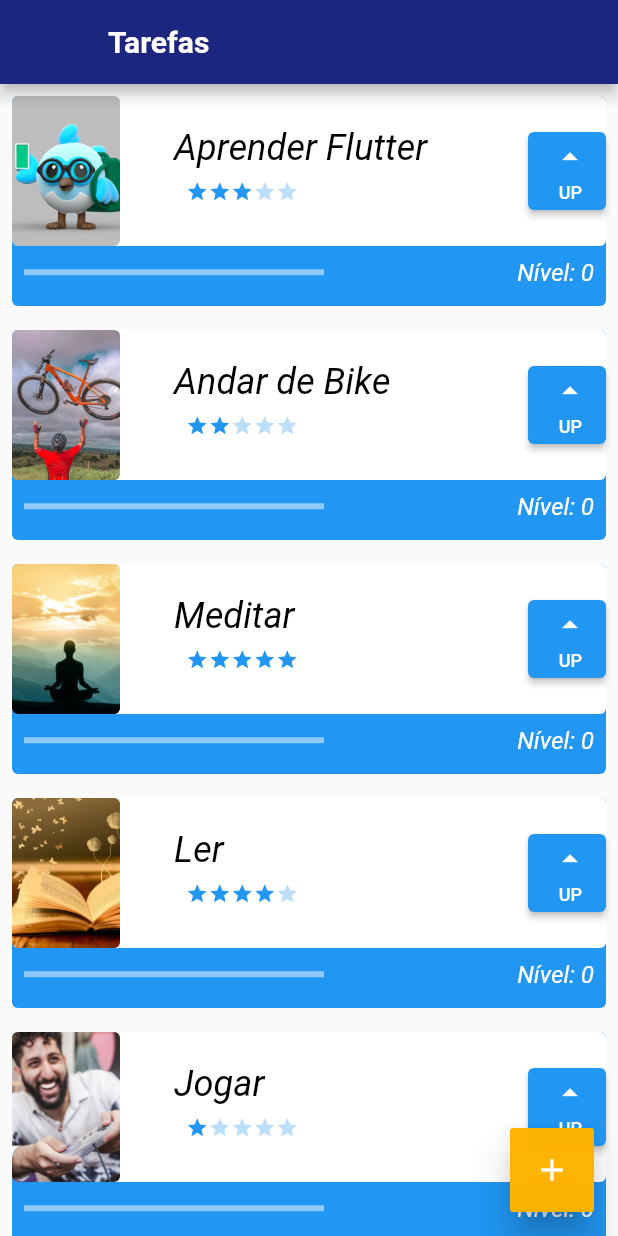
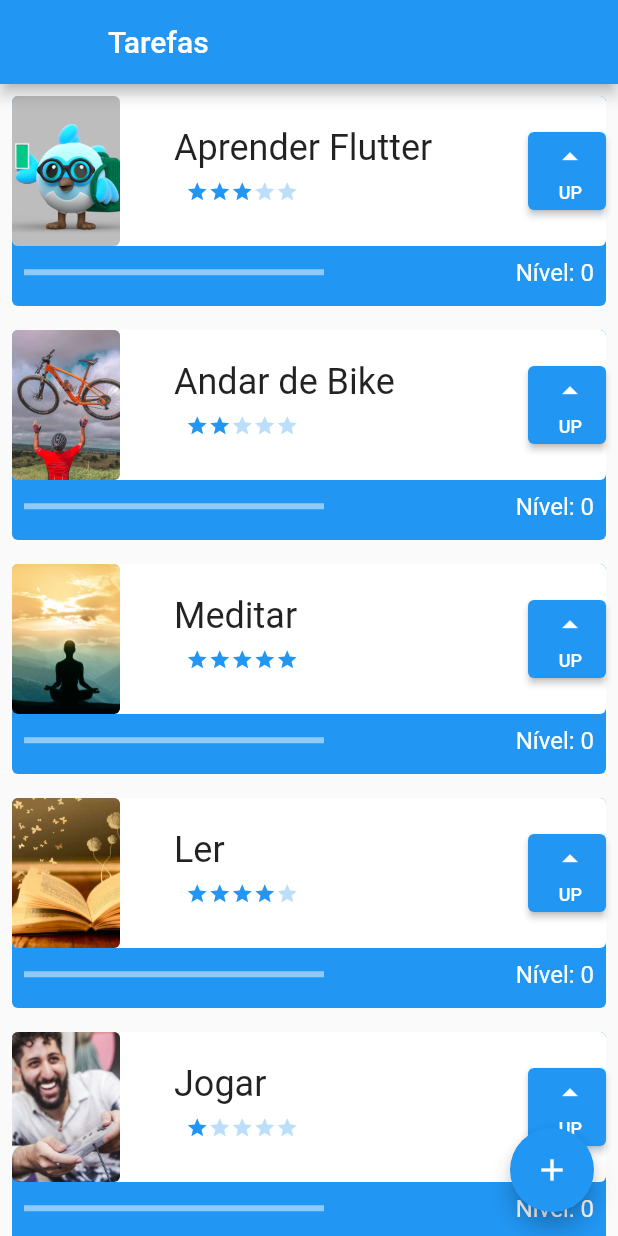
Before and after one commit to harrisonpinchieri/projetoandroid, a Flutter app: the screen it shows after launch, on a phone screen of 412 x 824 dp. Run offline on Flutter 3.47's test engine with Material 2 defaults, Android fonts, the phone set to English and light mode, and no system bars.

Commit message:
themeDataComentado

```diff
--- a/lib/main.dart
+++ b/lib/main.dart
@@ -17,35 +17,35 @@ class MyApp extends StatelessWidget {
   Widget build(BuildContext context) {
     return MaterialApp(
       title: 'Flutter Demo',
-      theme: ThemeData(
-        appBarTheme: const AppBarTheme(
-          backgroundColor: Color.fromARGB(250, 26, 35, 126),
-          titleTextStyle: TextStyle(
-            fontSize: 20,
-            fontWeight: FontWeight.bold,
-            color: Colors.white,
-          ), //TextStyle
-        ), //AppBarThem
-        primarySwatch: Colors.blue,
-
-        floatingActionButtonTheme: const FloatingActionButtonThemeData(
-          backgroundColor: Color.fromARGB(250, 255, 179, 0),
-          foregroundColor: Colors.white,
-          shape: RoundedRectangleBorder(
-            borderRadius: BorderRadius.all(Radius.circular(2.0)),
-          ),
-          elevation: 10,
-        ),
-
-        textTheme: const TextTheme(
-          bodyText2: TextStyle(
-              color: Colors.black, fontStyle: FontStyle.italic, fontSize: 20),
-          headline4: TextStyle(
-              color: Color.fromARGB(250, 26, 35, 126),
-              fontWeight: FontWeight.bold,
-              fontSize: 40),
-        ),
-      ),
+      // theme: ThemeData(
+      //   appBarTheme: const AppBarTheme(
+      //     backgroundColor: Color.fromARGB(250, 26, 35, 126),
+      //     titleTextStyle: TextStyle(
+      //       fontSize: 20,
+      //       fontWeight: FontWeight.bold,
+      //       color: Colors.white,
+      //     ), //TextStyle
+      //   ), //AppBarThem
+      //   primarySwatch: Colors.blue,
+      //
+      //   floatingActionButtonTheme: const FloatingActionButtonThemeData(
+      //     backgroundColor: Color.fromARGB(250, 255, 179, 0),
+      //     foregroundColor: Colors.white,
+      //     shape: RoundedRectangleBorder(
+      //       borderRadius: BorderRadius.all(Radius.circular(2.0)),
+      //     ),
+      //     elevation: 10,
+      //   ),
+      //
+      //   textTheme: const TextTheme(
+      //     bodyText2: TextStyle(
+      //         color: Colors.black, fontStyle: FontStyle.italic, fontSize: 20),
+      //     headline4: TextStyle(
+      //         color: Color.fromARGB(250, 26, 35, 126),
+      //         fontWeight: FontWeight.bold,
+      //         fontSize: 40),
+      //   ),
+      // ),
       home: const InitialScreen() ,
     );
   }
```
